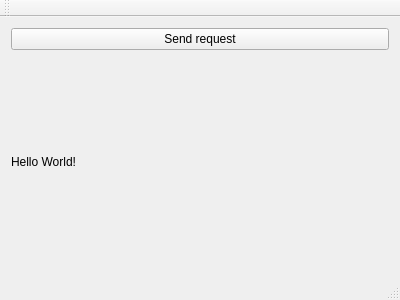
Qt form mainwindow.ui (TuxPPTeam/TuxPPClient) before a commit.
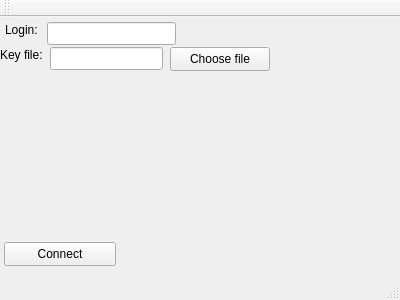
The same form after that commit.

Commit message: ServerSession renamed to Session, added file dialog

Diff of the .ui file:
```diff
--- a/mainwindow.ui
+++ b/mainwindow.ui
@@ -14,35 +14,90 @@
    <string>MainWindow</string>
   </property>
   <widget class="QWidget" name="centralWidget">
-   <layout class="QVBoxLayout" name="verticalLayout">
-    <item>
-     <widget class="QPushButton" name="requestButton">
+   <widget class="QPushButton" name="connectButton">
+    <property name="geometry">
+     <rect>
+      <x>4</x>
+      <y>225</y>
+      <width>112</width>
+      <height>24</height>
+     </rect>
+    </property>
       <property name="text">
-       <string>Send request</string>
+     <string>Connect</string>
       </property>
       <property name="checkable">
        <bool>false</bool>
       </property>
      </widget>
-    </item>
-    <item>
-     <widget class="QLabel" name="label1">
+   <widget class="QLabel" name="loginLabel">
+    <property name="geometry">
+     <rect>
+      <x>5</x>
+      <y>5</y>
+      <width>38</width>
+      <height>16</height>
+     </rect>
+    </property>
       <property name="text">
-       <string>Hello World!</string>
-      </property>
-     </widget>
-    </item>
-   </layout>
-  </widget>
-  <widget class="QMenuBar" name="menuBar">
+     <string>Login:</string>
+    </property>
+   </widget>
+   <widget class="QLineEdit" name="loginLine">
+    <property name="geometry">
+     <rect>
+      <x>47</x>
+      <y>5</y>
+      <width>129</width>
+      <height>23</height>
+     </rect>
+    </property>
+    <property name="sizePolicy">
+     <sizepolicy hsizetype="Maximum" vsizetype="Fixed">
+      <horstretch>0</horstretch>
+      <verstretch>0</verstretch>
+     </sizepolicy>
+    </property>
+   </widget>
+   <widget class="QLabel" name="keyLabel">
    <property name="geometry">
     <rect>
      <x>0</x>
-     <y>0</y>
-     <width>400</width>
-     <height>25</height>
-    </rect>
-   </property>
+      <y>30</y>
+      <width>59</width>
+      <height>15</height>
+     </rect>
+    </property>
+    <property name="text">
+     <string>Key file:</string>
+    </property>
+   </widget>
+   <widget class="QLineEdit" name="fileDialogLine">
+    <property name="geometry">
+     <rect>
+      <x>50</x>
+      <y>30</y>
+      <width>113</width>
+      <height>23</height>
+     </rect>
+    </property>
+    <property name="readOnly">
+     <bool>true</bool>
+    </property>
+   </widget>
+   <widget class="QPushButton" name="fileDialogButton">
+    <property name="geometry">
+     <rect>
+      <x>170</x>
+      <y>30</y>
+      <width>100</width>
+      <height>24</height>
+     </rect>
+    </property>
+    <property name="text">
+     <string>Choose file</string>
+    </property>
+   </widget>
   </widget>
   <widget class="QToolBar" name="mainToolBar">
    <attribute name="toolBarArea">
```
Lines whose indentation alone changed are shown as unchanged. The commit also changes 6 other files.
